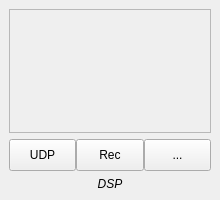
Qt form src/qtgui/dockburst.ui (krater/burstx) before a commit.
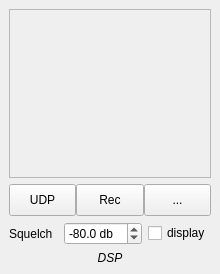
The same form after that commit. Icons and pictures are not drawn. Custom widgets are drawn as their Qt base class.

Commit message: Added DockBurst, squelch and recording is working

Diff of the .ui file:
```diff
--- a/src/qtgui/dockburst.ui
+++ b/src/qtgui/dockburst.ui
@@ -7,7 +7,7 @@
     <x>0</x>
     <y>0</y>
     <width>220</width>
-    <height>200</height>
+    <height>274</height>
    </rect>
   </property>
   <property name="sizePolicy">
@@ -186,6 +186,46 @@
       </item>
      </layout>
     </item>
+    <item>
+     <layout class="QHBoxLayout" name="horizontalLayout">
+      <item>
+       <widget class="QLabel" name="squelchLabel">
+        <property name="text">
+         <string>Squelch</string>
+        </property>
+       </widget>
+      </item>
+      <item>
+       <widget class="QDoubleSpinBox" name="squelchThreshold">
+        <property name="suffix">
+         <string> db</string>
+        </property>
+        <property name="decimals">
+         <number>1</number>
+        </property>
+        <property name="minimum">
+         <double>-150.000000000000000</double>
+        </property>
+        <property name="maximum">
+         <double>0.000000000000000</double>
+        </property>
+        <property name="singleStep">
+         <double>0.100000000000000</double>
+        </property>
+        <property name="value">
+         <double>-80.000000000000000</double>
+        </property>
+       </widget>
+      </item>
+      <item>
+       <widget class="QCheckBox" name="displaySquelch">
+        <property name="text">
+         <string>display</string>
+        </property>
+       </widget>
+      </item>
+     </layout>
+    </item>
     <item>
      <widget class="QLabel" name="burstRecLabel">
       <property name="sizePolicy">
```
Left out of the diff: 4 changed lines with no effect on the pictures. The commit also changes 8 other files.
